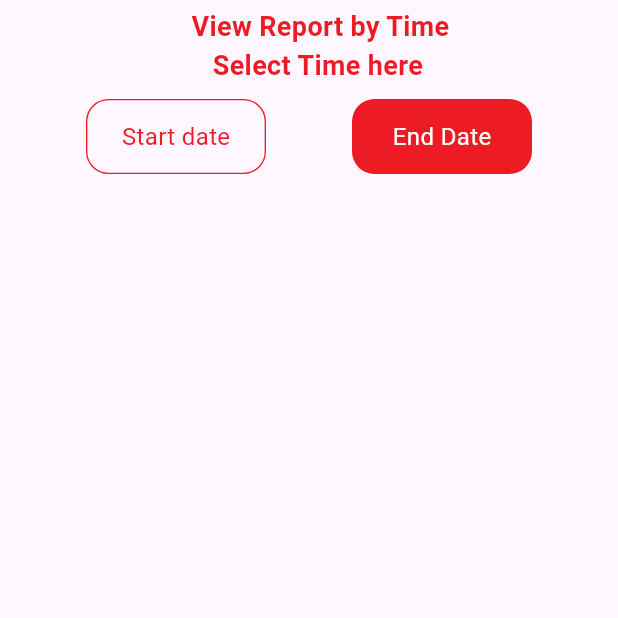
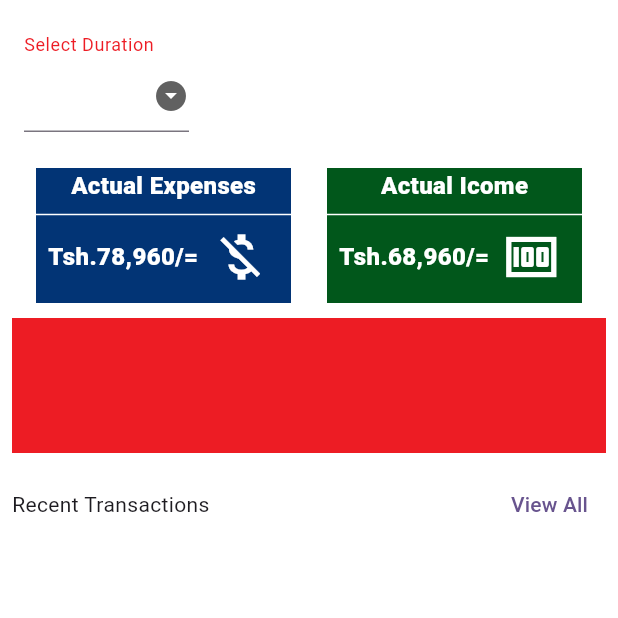
Before and after one commit to Rams-majala/patofy, a Flutter app: the HomePage screen opened directly, on a phone screen of 412 x 824 dp, the top half of it. Run offline on Flutter 3.47's test engine with Material 2 defaults, Android fonts, the phone set to English and light mode, and no system bars; our stand-ins replace flutter_spinkit, table_calendar.

Commit message:
updating ui

```diff
--- a/lib/constants/colors.dart
+++ b/lib/constants/colors.dart
@@ -3,6 +3,7 @@ import 'package:flutter/material.dart';
 class Styles {
   static Color primaryRedColor = const Color(0xFFED1C24);
   static Color primaryBlackColor = const Color(0xFF000000);
-    static Color primaryGreenColor =const Color(0xFF00FF4C);
+    static Color primaryGreenColor =const Color(0xFF01571B);
+      static Color primaryBlueColor =const Color(0xFF023475);
   static Color primaryWhiteColor = const Color(0xFFFFFFFF);
 }
--- a/lib/screens/auth/signin.dart
+++ b/lib/screens/auth/signin.dart
@@ -10,6 +10,7 @@ class SignInScreen extends StatelessWidget {
     return Scaffold(
       body: SingleChildScrollView(
         scrollDirection: Axis.vertical,
+        child: Center(
           child: Padding(
             padding: const EdgeInsets.all(20.0),
             child: Column(
@@ -60,7 +61,7 @@ class SignInScreen extends StatelessWidget {
                   child: ElevatedButton(
                     onPressed: () {
                       // Handle signup button press
-                    Navigator.push(context, MaterialPageRoute(builder: (_) => HomeScreen()));
+                      Navigator.push(context, MaterialPageRoute(builder: (_) => const HomeScreen()));
                     },
                     style: ElevatedButton.styleFrom(
                       backgroundColor: Styles.primaryRedColor,
@@ -82,6 +83,7 @@ class SignInScreen extends StatelessWidget {
             ),
           ),
         ),
+      ),
     );
   }
 }
--- a/lib/screens/auth/signup.dart
+++ b/lib/screens/auth/signup.dart
@@ -81,6 +81,14 @@ class SignUpScreen extends StatelessWidget {
               ),
 
               const SizedBox(height: 10.0),
+              Row(
+                children: [
+                  Checkbox(value: false, onChanged: (value) {}),
+                  const Text('I agree to the terms and conditions'),
+                ],
+              ),
+
+              const SizedBox(height: 10.0),
               SizedBox(
                 width: double.infinity,
                 height: 50.0,
@@ -117,12 +125,7 @@ class SignUpScreen extends StatelessWidget {
                 ],
               ),
               const SizedBox(height: 5),
-              Row(
-                children: [
-                  Checkbox(value: false, onChanged: (value) {}),
-                  const Text('I agree to the terms and conditions'),
-                ],
-              ),
+
 
               Row(
                 crossAxisAlignment: CrossAxisAlignment.center,
--- a/lib/screens/home_screen.dart
+++ b/lib/screens/home_screen.dart
@@ -25,19 +25,30 @@ class _HomeScreenState extends State<HomeScreen> {
   @override
   Widget build(BuildContext context) {
     return Scaffold(
+      backgroundColor: Styles.primaryWhiteColor,
       appBar: AppBar(
         backgroundColor: Styles.primaryWhiteColor,
         elevation: 0,
         leading: Builder(
           builder: (BuildContext context) {
-            return IconButton(
-              icon: Icon(
-                Icons.menu,
-                color: Styles.primaryRedColor,
+            return Padding(
+              padding: const EdgeInsets.all(8.0),
+              child: Container(
+
+                decoration: BoxDecoration(
+                  borderRadius: BorderRadius.circular(15),
+                  color: Styles.primaryRedColor,
+                ),
+                child: IconButton(
+                  icon: Icon(
+                    Icons.menu,
+                    color: Styles.primaryWhiteColor,
+                  ),
+                  onPressed: () {
+                    Scaffold.of(context).openDrawer();
+                  },
+                ),
               ),
-              onPressed: () {
-                Scaffold.of(context).openDrawer();
-              },
             );
           },
         ),
--- a/lib/screens/pages/home_page.dart
+++ b/lib/screens/pages/home_page.dart
@@ -1,5 +1,7 @@
 import 'package:flutter/material.dart';
 import 'package:patofy/constants/colors.dart';
+// ignore: depend_on_referenced_packages
+import 'package:intl/intl.dart';
 
 class HomePage extends StatefulWidget {
   const HomePage({super.key});
@@ -9,102 +11,212 @@ class HomePage extends StatefulWidget {
 }
 
 class _HomePageState extends State<HomePage> {
+  TextEditingController dateController1 = TextEditingController();
+  TextEditingController dateController2 = TextEditingController();
+  final DateFormat _dateFormatter = DateFormat('yyyy-MM-dd');
+
+  List<String> dropdownItems = [
+    'This Week',
+    'This Month',
+    'Last month',
+  ];
+  String? selectedDropdownItem;
+
+  Future<void> _selectDate1(BuildContext context) async {
+    final DateTime? picked = await showDatePicker(
+      context: context,
+      initialDate: DateTime.now(),
+      firstDate: DateTime(2000),
+      lastDate: DateTime(2100),
+    );
+    if (picked != null) {
+      setState(() {
+        dateController1.text = _dateFormatter.format(picked);
+      });
+    }
+  }
+
+  Future<void> _selectDate2(BuildContext context) async {
+    final DateTime? picked = await showDatePicker(
+      context: context,
+      initialDate: DateTime.now(),
+      firstDate: DateTime(2000),
+      lastDate: DateTime(2100),
+    );
+    if (picked != null) {
+      setState(() {
+        dateController2.text = _dateFormatter.format(picked);
+      });
+    }
+  }
+
+  @override
+  void dispose() {
+    dateController1.dispose();
+    dateController2.dispose();
+    super.dispose();
+  }
+
   @override
   Widget build(BuildContext context) {
     return Scaffold(
+        backgroundColor: Styles.primaryWhiteColor,
         body: SingleChildScrollView(
           child: Column(
             crossAxisAlignment: CrossAxisAlignment.start,
             children: [
-          //add a calendar here fit to container height and width
-          // Padding(padding:const EdgeInsets.symmetric(horizontal:15,vertical: 15),
-          // child: Container(
-          //   color: Styles.primaryRedColor,
-          //   height: 110,
-          //   child: Column(
-          //     children: [
-
-          //     ],
-          //   ),
-          // )
-          // ),
-          Center(
-            child: Padding(
-              padding: const EdgeInsets.only(
-                top: 5,
-                left: 15,
+              //add drop down select
+              Padding(
+                padding: const EdgeInsets.all(16.0),
+                child: SizedBox(
+                  width: 110,
+                  child: InputDecorator(
+                    decoration: InputDecoration(
+                      labelText: 'Select Duration',
+                      labelStyle: TextStyle(color: Styles.primaryRedColor),
+                      border: InputBorder.none,
                     ),
+                    child: DropdownButtonFormField<String>(
+                      alignment: AlignmentDirectional.centerStart,
+                      icon: Icon(
+                        Icons.arrow_drop_down_circle,
+                      ),
+                      value: selectedDropdownItem,
+                      onChanged: (newValue) {
+                        setState(() {
+                          selectedDropdownItem = newValue;
+                        });
+                      },
+                      items: dropdownItems.map((String value) {
+                        return DropdownMenuItem<String>(
+                          value: value,
                           child: Text(
-                "View Report by Time\n   Select Time here",
-                style: TextStyle(
-                    color: Styles.primaryRedColor,
-                    fontWeight: FontWeight.w700,
-                    fontSize: 18),
+                            value,
+                            style: TextStyle(color: Styles.primaryBlackColor),
+                          ),
+                        );
+                      }).toList(),
                     ),
                   ),
                 ),
-          SizedBox(height: 9,),
+              ),
               Row(
                 mainAxisAlignment: MainAxisAlignment.spaceEvenly,
                 crossAxisAlignment: CrossAxisAlignment.center,
                 children: [
-              GestureDetector(
-                  onTap: () {
-                    //on click show calendar
-
-                  },
-                  // Padding(padding:const EdgeInsets.symmetric(horizontal:15,vertical: 15),
+                  SizedBox(
+                    height: 90,
+                    width: 170,
                     child: Container(
-                    height: 50,
-                    width: 120,
-                    decoration: BoxDecoration(
-
-                      borderRadius: BorderRadius.circular(15),
-                      border: Border.all(width: 0.9,color: Styles.primaryRedColor)
-                    ),
-                    child: Center(
+                      color: Styles.primaryBlueColor,
+                      child: Column(
+                        children: [
+                          Center(
                             child: Text(
-                        "Start date",
-                        style: TextStyle(color: Styles.primaryRedColor,fontSize: 16),
+                              "Actual Expenses",
+                              style: TextStyle(
+                                  color: Styles.primaryWhiteColor,
+                                  fontWeight: FontWeight.w800,
+                                  fontSize: 16),
                             ),
                           ),
-                  )),
-                 GestureDetector(
-                  onTap: () {
-                    //on click show calendar
-
-                  },
-                  // Padding(padding:const EdgeInsets.symmetric(horizontal:15,vertical: 15),
-                  child: Container(
-                    height: 50,
-                    width: 120,
-                    decoration: BoxDecoration(
-                      borderRadius: BorderRadius.circular(15),
-                      color: Styles.primaryRedColor,
+                          Divider(
+                            height: 16,
+                            color: Styles.primaryWhiteColor,
                           ),
-                    child: Center(
+                          Row(
+                            children: [
+                              Padding(
+                                padding: const EdgeInsets.all(8),
+                                //replace the value here with real data from the user
                                 child: Text(
-                        "End Date",
-                        style: TextStyle(color: Styles.primaryWhiteColor,fontSize: 16),
+                                  "Tsh.78,960/=",
+                                  style: TextStyle(
+                                      color: Styles.primaryWhiteColor,
+                                      fontWeight: FontWeight.w800,
+                                      fontSize: 16),
                                 ),
                               ),
-                  )),
+                              Icon(
+                                Icons.money_off,
+                                size: 40,
+                                color: Styles.primaryWhiteColor,
+                              )
+                            ],
+                          )
                         ],
                       ),
+                    ),
+                  ),
+                  SizedBox(
+                    height: 90,
+                    width: 170,
+                    child: Container(
+                      color: Styles.primaryGreenColor,
+                      child: Column(
+                        children: [
+                          Center(
+                            child: Text(
+                              "Actual Icome",
+                              style: TextStyle(
+                                  color: Styles.primaryWhiteColor,
+                                  fontWeight: FontWeight.w800,
+                                  fontSize: 16),
+                            ),
+                          ),
+                          Divider(
+                            height: 16,
+                            color: Styles.primaryWhiteColor,
+                          ),
+                          Row(
+                            children: [
+                              Padding(
+                                padding: EdgeInsets.all(8),
 
-           Row(
+                                //replace the value here with real data from the user
+                                child: Text(
+                                  "Tsh.68,960/=",
+                                  style: TextStyle(
+                                      color: Styles.primaryWhiteColor,
+                                      fontWeight: FontWeight.w800,
+                                      fontSize: 16),
+                                ),
+                              ),
+                              Icon(
+                                Icons.money,
+                                size: 40,
+                                color: Styles.primaryWhiteColor,
+                              )
+                            ],
+                          )
+                        ],
+                      ),
+                    ),
+                  )
+                ],
+              ),
+              const SizedBox(height: 10),
+              Padding(
+                padding: const EdgeInsets.symmetric(horizontal: 8.0),
+                child: SizedBox(
+                  height: 90,
+                  child: Container(
+                    color: Styles.primaryRedColor,
+
+                  ),
+                ),
+              ),
+              const SizedBox(height: 10),
+              Padding(
+                padding: const EdgeInsets.symmetric(horizontal: 8.0),
+                child: Row(
+                  mainAxisAlignment: MainAxisAlignment.spaceBetween,
                   crossAxisAlignment: CrossAxisAlignment.center,
-            mainAxisAlignment: MainAxisAlignment.spaceBetween,
                   children: [
-              // add the two category action chip here
-              Container(
-                height: 150,
-                decoration: BoxDecoration(
-                  color: Styles.primaryRedColor,
-                  )
+                    Text("Recent Transactions"),
+                    TextButton(onPressed: () {}, child: Text("View All"))
+                  ],
                 ),
-
-            ],
               )
             ],
           ),
```
Lines whose indentation alone changed are shown as unchanged.
